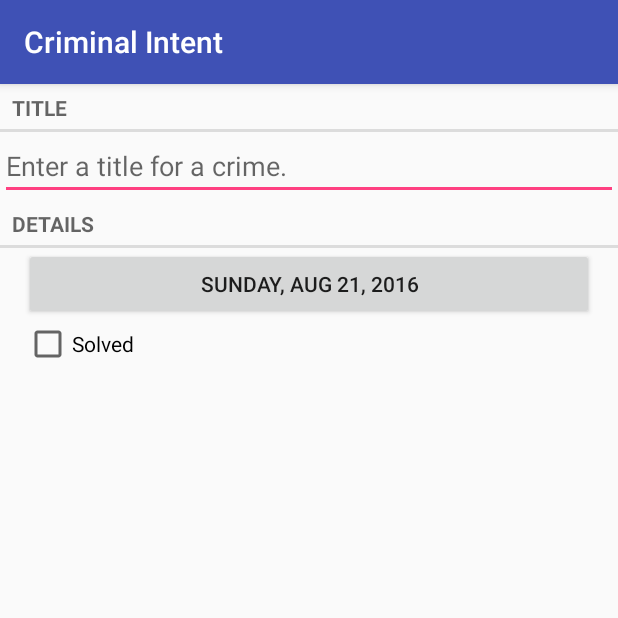
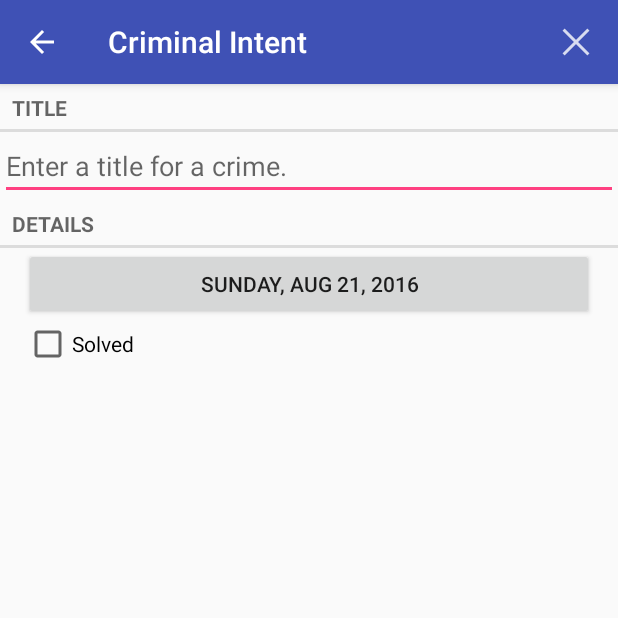
Before and after one commit to kingakimbrel/portfolio-CriminalIntent, an Android app: the screen it shows after launch (CrimePagerActivity), after a tap on "New Crime", on a phone screen of 412 x 824 dp, the top half of it. Run offline under Robolectric (Android 15) with nearby library versions, the phone set to English and light mode, and no system bars.

Commit message:
toolbar ready

```diff
--- a/app/src/main/AndroidManifest.xml
+++ b/app/src/main/AndroidManifest.xml
@@ -11,11 +11,11 @@
         <activity android:name=".CrimeListActivity">
             <intent-filter>
                 <action android:name="android.intent.action.MAIN" />
-
                 <category android:name="android.intent.category.LAUNCHER" />
             </intent-filter>
         </activity>
-        <activity android:name=".CrimePagerActivity">
+        <activity android:name=".CrimePagerActivity"
+                  android:parentActivityName=".CrimeListActivity">
         </activity>
     </application>
 
--- a/app/src/main/java/com/bignerdranch/android/criminalintent/CrimeFragment.java
+++ b/app/src/main/java/com/bignerdranch/android/criminalintent/CrimeFragment.java
@@ -9,6 +9,9 @@ import android.support.v4.app.FragmentManager;
 import android.text.Editable;
 import android.text.TextWatcher;
 import android.view.LayoutInflater;
+import android.view.Menu;
+import android.view.MenuInflater;
+import android.view.MenuItem;
 import android.view.View;
 import android.view.ViewGroup;
 import android.widget.Button;
@@ -47,6 +50,7 @@ public class CrimeFragment extends Fragment {
     @Override
     public void onCreate(@Nullable Bundle savedInstanceState) {
         super.onCreate(savedInstanceState);
+        setHasOptionsMenu(true);
         UUID crimeId = (UUID) getArguments().getSerializable(ARG_CRIME_ID);
         mCrime = CrimeLab.getCrimeLab(getActivity()).getCrime(crimeId);
     }
@@ -115,6 +119,26 @@ public class CrimeFragment extends Fragment {
         }
     }
 
+    @Override
+    public void onCreateOptionsMenu(Menu menu, MenuInflater inflater) {
+        super.onCreateOptionsMenu(menu, inflater);
+        inflater.inflate(R.menu.fragment_crime, menu);
+    }
+
+    @Override
+    public boolean onOptionsItemSelected(MenuItem item) {
+        switch (item.getItemId()) {
+            case R.id.menu_item_delete_crime:
+                if(mCrime!=null) {
+                    CrimeLab.getCrimeLab(getActivity()).delete(mCrime.getId());
+                }
+                getActivity().finish();
+                return true;
+            default:
+                return super.onOptionsItemSelected(item);
+        }
+    }
+
     private void updateDate(String text) {
         mDateButton.setText(text);
     }
--- a/app/src/main/java/com/bignerdranch/android/criminalintent/CrimeListActivity.java
+++ b/app/src/main/java/com/bignerdranch/android/criminalintent/CrimeListActivity.java
@@ -1,13 +1,28 @@
 package com.bignerdranch.android.criminalintent;
 
+import android.content.Context;
+import android.content.Intent;
+import android.os.Bundle;
 import android.support.v4.app.Fragment;
+
+import java.util.UUID;
 
 /**
  * Created by kingakimbrel on 8/12/16.
  */
 public class CrimeListActivity extends SingleFragmentActivity {
+
+    private static final String EXTRA_SUBTITLE_VISIBLE = "com.bignerdranch.android.crimeintent.subtitle";
+
     @Override
     protected Fragment createFragment() {
-        return new CrimeListFragment();
+
+        return CrimeListFragment.newInstance(getIntent().getBooleanExtra(EXTRA_SUBTITLE_VISIBLE, false));
+    }
+
+    public static Intent newIntent(Context packageContext, boolean subVisible) {
+        Intent intent = new Intent(packageContext, CrimeListActivity.class);
+        intent.putExtra(EXTRA_SUBTITLE_VISIBLE, subVisible);
+        return intent;
     }
 }
--- a/app/src/main/java/com/bignerdranch/android/criminalintent/CrimeListFragment.java
+++ b/app/src/main/java/com/bignerdranch/android/criminalintent/CrimeListFragment.java
@@ -4,6 +4,7 @@ import android.content.Intent;
 import android.os.Bundle;
 import android.support.annotation.Nullable;
 import android.support.v4.app.Fragment;
+import android.support.v7.app.AppCompatActivity;
 import android.support.v7.widget.LinearLayoutManager;
 import android.support.v7.widget.RecyclerView;
 import android.view.LayoutInflater;
@@ -17,6 +18,7 @@ import android.widget.TextView;
 import android.widget.Toast;
 
 import java.util.List;
+import java.util.UUID;
 
 /**
  * Created by kingakimbrel on 8/12/16.
@@ -24,14 +26,27 @@ import java.util.List;
 public class CrimeListFragment extends Fragment {
 
     private RecyclerView mCrimeRecyclerView;
+    private TextView mEmptyView;
     private CrimeAdapter mAdapter;
     private int mItemUpdatedPosition;
+    private boolean mSubtitleVisible;
 
+    private static final String ARG_SUBTITLE_VISIBLE = "com.bignerdranch.android.crimeintent.subtitle";
+
+    public static CrimeListFragment newInstance(boolean subVisible) {
+        Bundle args = new Bundle();
+        args.putSerializable(ARG_SUBTITLE_VISIBLE, subVisible);
+
+        CrimeListFragment fragment = new CrimeListFragment();
+        fragment.setArguments(args);
+        return fragment;
+    }
 
     @Override
     public void onCreate(@Nullable Bundle savedInstanceState) {
         super.onCreate(savedInstanceState);
         setHasOptionsMenu(true);
+        mSubtitleVisible = (boolean) getArguments().getSerializable(ARG_SUBTITLE_VISIBLE);
     }
 
     @Nullable
@@ -40,24 +55,46 @@ public class CrimeListFragment extends Fragment {
 
         View view = inflater.inflate(R.layout.fragment_crime_list, container, false);
 
+        mEmptyView = (TextView) view.findViewById(R.id.empty_view);
+
         mCrimeRecyclerView = (RecyclerView) view.findViewById(R.id.crime_recycler_view);
         mCrimeRecyclerView.setLayoutManager(new LinearLayoutManager(getActivity()));
+
+        if (savedInstanceState != null) {
+            mSubtitleVisible = savedInstanceState.getBoolean(ARG_SUBTITLE_VISIBLE);
+        }
 
         updateUI();
 
         return view;
     }
 
+    @Override
+    public void onSaveInstanceState(Bundle outState) {
+        super.onSaveInstanceState(outState);
+        outState.putBoolean(ARG_SUBTITLE_VISIBLE, mSubtitleVisible);
+    }
+
     private void updateUI() {
         CrimeLab lab = CrimeLab.getCrimeLab(getActivity());
         List<Crime> crimes = lab.getCrimes();
 
-        if (this.mAdapter == null) {
-            this.mAdapter = new CrimeAdapter(crimes);
-            this.mCrimeRecyclerView.setAdapter(mAdapter);
-        } else {
-            this.mAdapter.notifyItemChanged(mItemUpdatedPosition);
+        if (crimes.size() > 0) {
+            this.mCrimeRecyclerView.setVisibility(View.VISIBLE);
+            this.mEmptyView.setVisibility(View.GONE);
+            if (this.mAdapter == null) {
+                this.mAdapter = new CrimeAdapter(crimes);
+                this.mCrimeRecyclerView.setAdapter(mAdapter);
+            } else {
+                //this.mAdapter.notifyItemChanged(mItemUpdatedPosition);
+                this.mAdapter.notifyDataSetChanged();
+            }
+        }else{
+            this.mCrimeRecyclerView.setVisibility(View.GONE);
+            this.mEmptyView.setVisibility(View.VISIBLE);
         }
+
+        updateSubtitle();
     }
 
     @Override
@@ -70,6 +107,13 @@ public class CrimeListFragment extends Fragment {
     public void onCreateOptionsMenu(Menu menu, MenuInflater inflater) {
         super.onCreateOptionsMenu(menu, inflater);
         inflater.inflate(R.menu.fragment_crime_list, menu);
+
+        MenuItem subtitleItem = menu.findItem(R.id.menu_item_show_subtitle);
+        if (mSubtitleVisible) {
+            subtitleItem.setTitle(R.string.hide_subtitle);
+        } else {
+            subtitleItem.setTitle(R.string.show_subtitle);
+        }
     }
 
     @Override
@@ -78,12 +122,30 @@ public class CrimeListFragment extends Fragment {
             case R.id.menu_item_new_crime:
                 Crime crime = new Crime();
                 CrimeLab.getCrimeLab(getActivity()).add(crime);
-                Intent intent = CrimePagerActivity.newIntent(getActivity(), crime.getId());
+                Intent intent = CrimePagerActivity.newIntent(getActivity(), crime.getId(), mSubtitleVisible);
                 startActivity(intent);
+                return true;
+            case R.id.menu_item_show_subtitle:
+                mSubtitleVisible = !mSubtitleVisible;
+                getActivity().invalidateOptionsMenu();
+                updateSubtitle();
                 return true;
             default:
                 return super.onOptionsItemSelected(item);
         }
+    }
+
+    private void updateSubtitle() {
+        String subtitle = null;
+
+        if (mSubtitleVisible) {
+            CrimeLab lab = CrimeLab.getCrimeLab(getActivity());
+            int count = lab.getCrimes().size();
+            subtitle = getResources().getQuantityString(R.plurals.subtitle_plural, count, count);
+        }
+
+        AppCompatActivity activity = (AppCompatActivity) getActivity();
+        activity.getSupportActionBar().setSubtitle(subtitle);
     }
 
     private class CrimeHolder extends RecyclerView.ViewHolder implements View.OnClickListener {
@@ -113,7 +175,7 @@ public class CrimeListFragment extends Fragment {
         @Override
         public void onClick(View view) {
             mItemUpdatedPosition = getAdapterPosition();
-            Intent intent = CrimePagerActivity.newIntent(getActivity(), mCrime.getId());
+            Intent intent = CrimePagerActivity.newIntent(getActivity(), mCrime.getId(), mSubtitleVisible);
             startActivity(intent);
         }
     }
--- a/app/src/main/java/com/bignerdranch/android/criminalintent/CrimePagerActivity.java
+++ b/app/src/main/java/com/bignerdranch/android/criminalintent/CrimePagerActivity.java
@@ -5,7 +5,6 @@ import android.content.Intent;
 import android.os.Bundle;
 import android.support.annotation.Nullable;
 import android.support.v4.app.Fragment;
-import android.support.v4.app.FragmentActivity;
 import android.support.v4.app.FragmentManager;
 import android.support.v4.app.FragmentStatePagerAdapter;
 import android.support.v4.view.ViewPager;
@@ -21,12 +20,22 @@ public class CrimePagerActivity extends AppCompatActivity {
 
     private ViewPager mViewPager;
     private List<Crime> mCrimes;
+    private boolean mSubtitleVisible;
 
     private static final String EXTRA_CRIME_ID = "com.bignerdranch.android.crimeintent.crime_id";
+    private static final String EXTRA_SUBTITLE_VISIBLE = "com.bignerdranch.android.crimeintent.subtitle";
+
 
     public static Intent newIntent(Context packageContext, UUID crimeId) {
         Intent intent = new Intent(packageContext, CrimePagerActivity.class);
         intent.putExtra(EXTRA_CRIME_ID, crimeId);
+        return intent;
+    }
+
+    public static Intent newIntent(Context packageContext, UUID crimeId, boolean subVisible) {
+        Intent intent = new Intent(packageContext, CrimePagerActivity.class);
+        intent.putExtra(EXTRA_CRIME_ID, crimeId);
+        intent.putExtra(EXTRA_SUBTITLE_VISIBLE, subVisible);
         return intent;
     }
 
@@ -53,6 +62,8 @@ public class CrimePagerActivity extends AppCompatActivity {
             }
         });
 
+        mSubtitleVisible = getIntent().getBooleanExtra(EXTRA_SUBTITLE_VISIBLE, false);
+
         this.setCurrentCrime();
     }
 
@@ -65,4 +76,11 @@ public class CrimePagerActivity extends AppCompatActivity {
             }
         }
     }
+
+    @Nullable
+    @Override
+    public Intent getParentActivityIntent() {
+        Intent intent = CrimeListActivity.newIntent(this, mSubtitleVisible);
+        return intent;
+    }
 }
--- a/app/src/main/res/layout/activity_fragment.xml
+++ b/app/src/main/res/layout/activity_fragment.xml
@@ -3,7 +3,6 @@
     xmlns:tools="http://schemas.android.com/tools"
     android:id="@+id/fragment_container"
     android:layout_width="match_parent"
-    android:layout_height="match_parent"
-    tools:context=".CrimeActivity">
+    android:layout_height="match_parent">
 
 </FrameLayout>
--- /dev/null
+++ b/app/src/main/res/menu/fragment_crime.xml
@@ -0,0 +1,11 @@
+<?xml version="1.0" encoding="utf-8"?>
+<menu xmlns:android="http://schemas.android.com/apk/res/android"
+      xmlns:app="http://schemas.android.com/apk/res-auto">
+
+    <item
+        android:id="@+id/menu_item_delete_crime"
+        android:icon="@drawable/ic_menu_delete"
+        android:title="@string/delete_crime"
+        app:showAsAction="ifRoom|withText"/>
+
+</menu>
--- a/app/src/main/res/menu/fragment_crime_list.xml
+++ b/app/src/main/res/menu/fragment_crime_list.xml
@@ -6,4 +6,9 @@
         android:icon="@drawable/ic_menu_add"
         android:title="@string/new_crime"
         app:showAsAction="ifRoom|withText"/>
+
+    <item
+        android:id="@+id/menu_item_show_subtitle"
+        android:title="@string/show_subtitle"
+        app:showAsAction="ifRoom"/>
 </menu>
--- a/app/src/main/res/values/strings.xml
+++ b/app/src/main/res/values/strings.xml
@@ -6,7 +6,12 @@
     <string name="crime_solved_label">Solved</string>
     <string name="date_picker_title">Date of crime:</string>
     <string name="new_crime">New Crime</string>
+    <string name="delete_crime">Delete</string>
     <string name="show_subtitle">Show Subtitle</string>
     <string name="hide_subtitle">Hide Subtitle</string>
-    <string name="subtitle_format">%l$s crimes</string>
+    <string name="no_data_available">There are no crimes</string>
+    <plurals name="subtitle_plural">
+        <item quantity="one">%1$s crime</item>
+        <item quantity="other">%1$s crimes</item>
+    </plurals>
 </resources>
```
Also changed, not shown: app/src/main/java/com/bignerdranch/android/criminalintent/CrimeLab.java (+14 -1 lines), app/src/main/res/layout/fragment_crime_list.xml (+17 -5 lines), app/src/main/res/drawable-hdpi/ic_menu_delete.png (added), app/src/main/res/drawable-mdpi/ic_menu_delete.png (added), app/src/main/res/drawable-xhdpi/ic_menu_delete.png (added), app/src/main/res/drawable-xxhdpi/ic_menu_delete.png (added).
